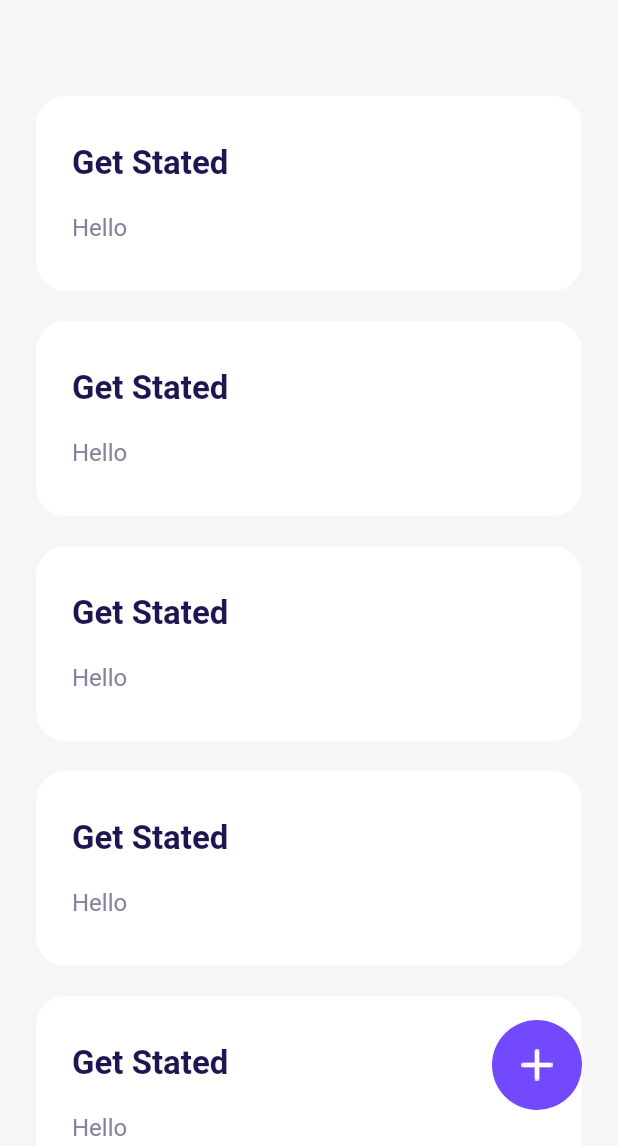
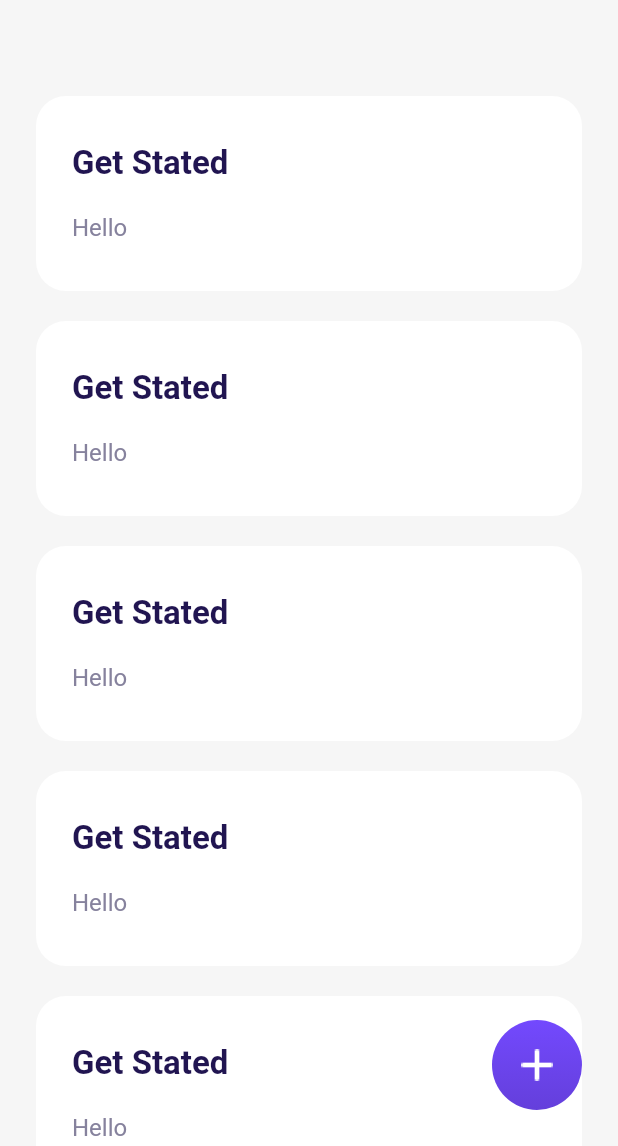
Before and after one commit to haixiangyan/flutter_todo, a Flutter app: the screen it shows after launch, on a phone screen of 412 x 824 dp, the part 90-1236 px from its top. Run offline on Flutter 3.47's test engine with Material 2 defaults, Android fonts, the phone set to English and light mode, and no system bars.

Commit message:
feat: 添加渐变

```diff
--- a/lib/screens/home.dart
+++ b/lib/screens/home.dart
@@ -52,7 +52,11 @@ class _HomeState extends State<Home> {
                     width: 60.0,
                     height: 60.0,
                     decoration: BoxDecoration(
-                      color: Color(0xFF7349FE),
+                      gradient: LinearGradient(
+                        colors: [Color(0xFF7349FE), Color(0xFF643FDB)],
+                        begin: Alignment(0.0, -1.0),
+                        end: Alignment(0.0, 1.0),
+                      ),
                       borderRadius: BorderRadius.circular(50.0)
                     ),
                     child: Image(image: AssetImage('assets/images/add_icon.png'))
```
